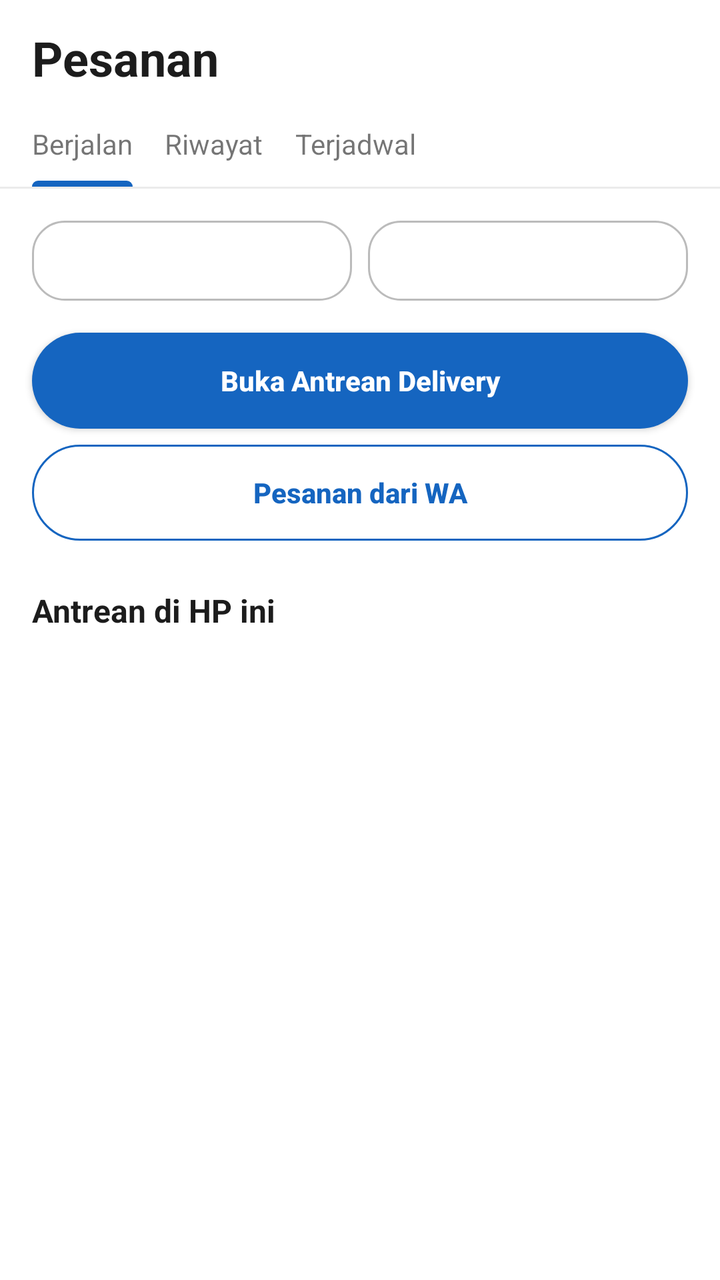
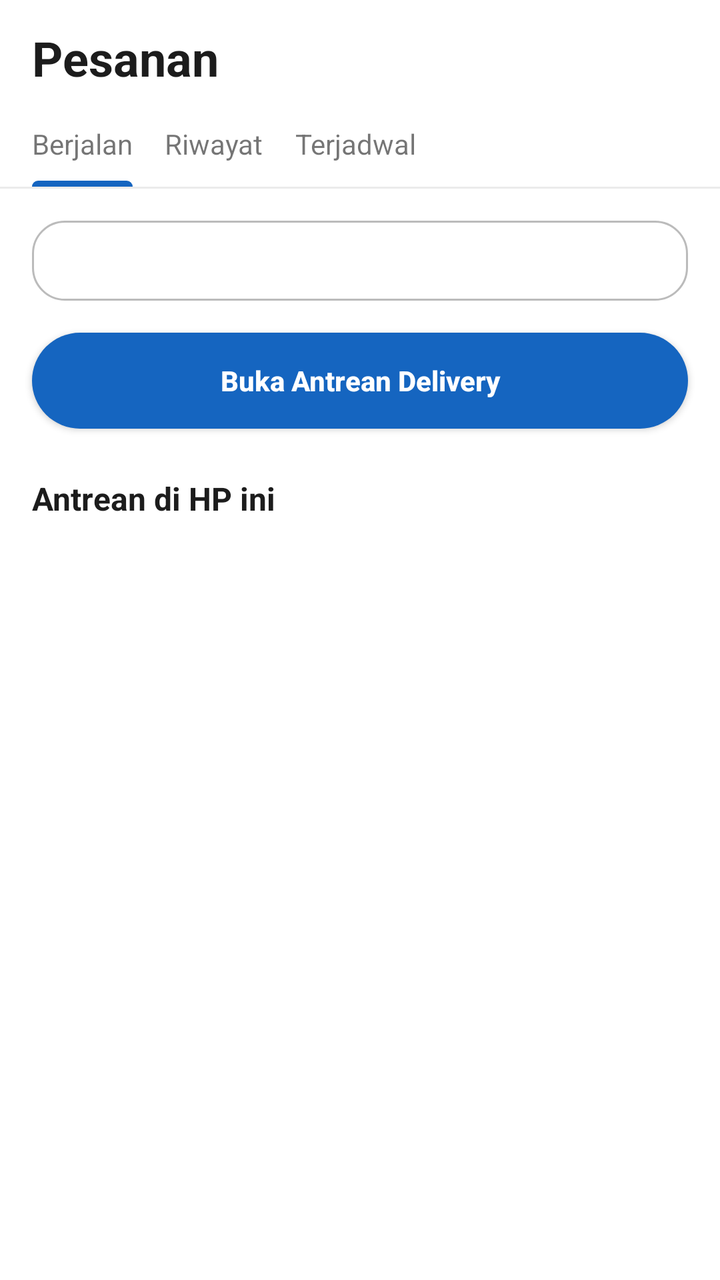

Screens rendered from an Android XML layout before and after an edit, with the pre-edit source and the edit as a unified diff.
<!-- AndroidManifest.xml: application theme Theme.DAMIUPOS -->
<!-- res/layout/gj_tab_pesanan.xml -->
<?xml version="1.0" encoding="utf-8"?>
<LinearLayout xmlns:android="http://schemas.android.com/apk/res/android"
    android:layout_width="match_parent"
    android:layout_height="match_parent"
    android:background="@color/gj_surface"
    android:orientation="vertical">

    <TextView
        style="@style/GjHome.PageTitle"
        android:layout_width="wrap_content"
        android:layout_height="wrap_content"
        android:paddingStart="16dp"
        android:paddingTop="16dp"
        android:paddingEnd="16dp"
        android:paddingBottom="8dp"
        android:text="Pesanan" />

    <LinearLayout
        android:layout_width="match_parent"
        android:layout_height="wrap_content"
        android:orientation="horizontal"
        android:paddingStart="8dp"
        android:paddingEnd="8dp">

        <LinearLayout
            android:id="@+id/gjhPTab0"
            android:layout_width="wrap_content"
            android:layout_height="wrap_content"
            android:background="?attr/selectableItemBackground"
            android:clickable="true"
            android:focusable="true"
            android:orientation="vertical"
            android:paddingStart="8dp"
            android:paddingEnd="8dp">

            <TextView
                android:id="@+id/gjhPTab0Label"
                android:layout_width="wrap_content"
                android:layout_height="wrap_content"
                android:paddingTop="10dp"
                android:paddingBottom="9dp"
                android:text="Berjalan"
                android:textSize="14sp" />

            <View
                android:id="@+id/gjhPTab0Line"
                android:layout_width="match_parent"
                android:layout_height="3dp"
                android:background="@drawable/gjh_bg_tab_underline" />
        </LinearLayout>

        <LinearLayout
            android:id="@+id/gjhPTab1"
            android:layout_width="wrap_content"
            android:layout_height="wrap_content"
            android:background="?attr/selectableItemBackground"
            android:clickable="true"
            android:focusable="true"
            android:orientation="vertical"
            android:paddingStart="8dp"
            android:paddingEnd="8dp">

            <TextView
                android:id="@+id/gjhPTab1Label"
                android:layout_width="wrap_content"
                android:layout_height="wrap_content"
                android:paddingTop="10dp"
                android:paddingBottom="9dp"
                android:text="Riwayat"
                android:textSize="14sp" />

            <View
                android:id="@+id/gjhPTab1Line"
                android:layout_width="match_parent"
                android:layout_height="3dp"
                android:background="@drawable/gjh_bg_tab_underline"
                android:visibility="invisible" />
        </LinearLayout>

        <LinearLayout
            android:id="@+id/gjhPTab2"
            android:layout_width="wrap_content"
            android:layout_height="wrap_content"
            android:background="?attr/selectableItemBackground"
            android:clickable="true"
            android:focusable="true"
            android:orientation="vertical"
            android:paddingStart="8dp"
            android:paddingEnd="8dp">

            <TextView
                android:id="@+id/gjhPTab2Label"
                android:layout_width="wrap_content"
                android:layout_height="wrap_content"
                android:paddingTop="10dp"
                android:paddingBottom="9dp"
                android:text="Terjadwal"
                android:textSize="14sp" />

            <View
                android:id="@+id/gjhPTab2Line"
                android:layout_width="match_parent"
                android:layout_height="3dp"
                android:background="@drawable/gjh_bg_tab_underline"
                android:visibility="invisible" />
        </LinearLayout>
    </LinearLayout>

    <View
        android:layout_width="match_parent"
        android:layout_height="1dp"
        android:background="@color/gj_divider" />

    <FrameLayout
        android:layout_width="match_parent"
        android:layout_height="0dp"
        android:layout_weight="1">

        
        <androidx.core.widget.NestedScrollView
            android:id="@+id/gjhPPage0"
            android:layout_width="match_parent"
            android:layout_height="match_parent">

            <LinearLayout
                android:layout_width="match_parent"
                android:layout_height="wrap_content"
                android:orientation="vertical"
                android:paddingTop="16dp"
                android:paddingBottom="24dp">

                <LinearLayout
                    android:layout_width="match_parent"
                    android:layout_height="wrap_content"
                    android:orientation="horizontal"
                    android:paddingStart="16dp"
                    android:paddingEnd="16dp">

                    <TextView
                        android:id="@+id/gjhChipQueue"
                        android:layout_width="0dp"
                        android:layout_height="40dp"
                        android:layout_weight="1"
                        android:ellipsize="end"
                        android:background="@drawable/gjh_bg_chip"
                        android:gravity="center"
                        android:maxLines="1"
                        android:paddingStart="12dp"
                        android:paddingEnd="12dp"
                        android:textColor="@color/gj_text_primary"
                        android:textSize="13sp" />

                    <TextView
                        android:id="@+id/gjhChipWa"
                        android:layout_width="0dp"
                        android:layout_height="40dp"
                        android:layout_weight="1"
                        android:ellipsize="end"
                        android:layout_marginStart="8dp"
                        android:background="@drawable/gjh_bg_chip"
                        android:gravity="center"
                        android:maxLines="1"
                        android:paddingStart="12dp"
                        android:paddingEnd="12dp"
                        android:textColor="@color/gj_text_primary"
                        android:textSize="13sp" />
                </LinearLayout>

                <com.google.android.material.button.MaterialButton
                    android:id="@+id/gjhBtnQueue"
                    style="@style/Widget.Gj.Button"
                    android:layout_width="match_parent"
                    android:layout_height="48dp"
                    android:layout_marginStart="16dp"
                    android:layout_marginTop="16dp"
                    android:layout_marginEnd="16dp"
                    android:text="Buka Antrean Delivery" />

                <FrameLayout
                    android:layout_width="match_parent"
                    android:layout_height="wrap_content"
                    android:layout_marginStart="16dp"
                    android:layout_marginTop="8dp"
                    android:layout_marginEnd="16dp">

                    <com.google.android.material.button.MaterialButton
                        android:id="@+id/gjhBtnInbox"
                        style="@style/Widget.Gj.Button.Outline"
                        android:layout_width="match_parent"
                        android:layout_height="48dp"
                        android:text="Pesanan dari WA" />

                    <TextView
                        android:id="@+id/gjhBtnInboxBadge"
                        style="@style/GjHome.Badge"
                        android:layout_height="18dp"
                        android:layout_gravity="end|center_vertical"
                        android:layout_marginEnd="16dp"
                        android:elevation="6dp"
                        android:minWidth="18dp"
                        android:textSize="11sp"
                        android:visibility="gone" />
                </FrameLayout>

                <TextView
                    android:layout_width="wrap_content"
                    android:layout_height="wrap_content"
                    android:layout_marginStart="16dp"
                    android:layout_marginTop="24dp"
                    android:layout_marginEnd="16dp"
                    android:text="Antrean di HP ini"
                    android:textColor="@color/gj_text_primary"
                    android:textSize="16sp"
                    android:textStyle="bold" />

                <LinearLayout
                    android:id="@+id/gjhQueueList"
                    android:layout_width="match_parent"
                    android:layout_height="wrap_content"
                    android:layout_marginTop="8dp"
                    android:orientation="vertical" />

                <TextView
                    android:id="@+id/gjhQueueEmpty"
                    android:layout_width="match_parent"
                    android:layout_height="wrap_content"
                    android:padding="16dp"
                    android:text="Antrean di HP ini kosong 🎉"
                    android:textColor="@color/gj_text_secondary"
                    android:textSize="14sp"
                    android:visibility="gone" />
            </LinearLayout>
        </androidx.core.widget.NestedScrollView>

        
        <androidx.core.widget.NestedScrollView
            android:id="@+id/gjhPPage1"
            android:layout_width="match_parent"
            android:layout_height="match_parent"
            android:visibility="gone">

            <LinearLayout
                android:layout_width="match_parent"
                android:layout_height="wrap_content"
                android:orientation="vertical"
                android:paddingTop="16dp"
                android:paddingBottom="24dp">

                <TextView
                    android:id="@+id/gjhTodayTitle"
                    android:layout_width="wrap_content"
                    android:layout_height="wrap_content"
                    android:layout_marginStart="16dp"
                    android:layout_marginEnd="16dp"
                    android:text="Transaksi hari ini"
                    android:textColor="@color/gj_text_primary"
                    android:textSize="16sp"
                    android:textStyle="bold" />

                <LinearLayout
                    android:id="@+id/gjhTodayList"
                    android:layout_width="match_parent"
                    android:layout_height="wrap_content"
                    android:layout_marginTop="8dp"
                    android:orientation="vertical" />

                <TextView
                    android:id="@+id/gjhTodayEmpty"
                    android:layout_width="match_parent"
                    android:layout_height="wrap_content"
                    android:padding="16dp"
                    android:text="Belum ada transaksi hari ini."
                    android:textColor="@color/gj_text_secondary"
                    android:textSize="14sp"
                    android:visibility="gone" />

                <com.google.android.material.button.MaterialButton
                    android:id="@+id/gjhBtnAllTrx"
                    style="@style/Widget.Gj.Button.Outline"
                    android:layout_width="match_parent"
                    android:layout_height="48dp"
                    android:layout_marginStart="16dp"
                    android:layout_marginTop="12dp"
                    android:layout_marginEnd="16dp"
                    android:text="Lihat semua transaksi" />
            </LinearLayout>
        </androidx.core.widget.NestedScrollView>

        
        <androidx.core.widget.NestedScrollView
            android:id="@+id/gjhPPage2"
            android:layout_width="match_parent"
            android:layout_height="match_parent"
            android:visibility="gone">

            <LinearLayout
                android:layout_width="match_parent"
                android:layout_height="wrap_content"
                android:orientation="vertical"
                android:padding="16dp">

                <com.google.android.material.card.MaterialCardView
                    style="@style/Widget.Gj.Card"
                    android:layout_width="match_parent"
                    android:layout_height="wrap_content">

                    <LinearLayout
                        android:layout_width="match_parent"
                        android:layout_height="wrap_content"
                        android:orientation="vertical"
                        android:padding="16dp">

                        <TextView
                            android:layout_width="wrap_content"
                            android:layout_height="wrap_content"
                            android:text="🗓️ Pesanan terjadwal"
                            android:textColor="@color/gj_text_primary"
                            android:textSize="16sp"
                            android:textStyle="bold" />

                        <TextView
                            android:id="@+id/gjhSchedInfo"
                            android:layout_width="wrap_content"
                            android:layout_height="wrap_content"
                            android:layout_marginTop="6dp"
                            android:lineSpacingExtra="2dp"
                            android:textColor="@color/gj_text_secondary"
                            android:textSize="14sp" />
                    </LinearLayout>
                </com.google.android.material.card.MaterialCardView>

                <com.google.android.material.button.MaterialButton
                    android:id="@+id/gjhBtnSched"
                    style="@style/Widget.Gj.Button"
                    android:layout_width="match_parent"
                    android:layout_height="48dp"
                    android:layout_marginTop="16dp"
                    android:text="Buka Pesanan Terjadwal" />
            </LinearLayout>
        </androidx.core.widget.NestedScrollView>
    </FrameLayout>
</LinearLayout>
<!-- resources referenced by this layout -->
<resources>
  <color name="gj_divider">#EBEBEB</color>
  <color name="gj_surface">#FFFFFF</color>
  <color name="gj_text_primary">#1C1C1C</color>
  <color name="gj_text_secondary">#4A4A4A</color>
  <!-- drawable gjh_bg_chip (drawable) -->
  <?xml version="1.0" encoding="utf-8"?>
  <shape xmlns:android="http://schemas.android.com/apk/res/android" android:shape="rectangle">
      <solid android:color="@color/gj_surface" />
      <stroke android:width="1dp" android:color="@color/gj_border_strong" />
      <corners android:radius="16dp" />
  </shape>
  <style name="GjHome.Badge" parent="">
          <item name="android:layout_width">wrap_content</item>
          <item name="android:layout_height">16dp</item>
          <item name="android:minWidth">16dp</item>
          <item name="android:paddingStart">4dp</item>
          <item name="android:paddingEnd">4dp</item>
          <item name="android:gravity">center</item>
          <item name="android:background">@drawable/gjh_bg_badge</item>
          <item name="android:textColor">@color/white</item>
          <item name="android:textSize">10sp</item>
          <item name="android:textStyle">bold</item>
          <item name="android:includeFontPadding">false</item>
          <item name="android:maxLines">1</item>
      </style>
  <style name="GjHome.PageTitle" parent="GjHome.SectionTitle">
          <item name="android:textSize">24sp</item>
      </style>
  <style name="Widget.Gj.Card" parent="Widget.MaterialComponents.CardView">
          <item name="cardCornerRadius">12dp</item>
          <item name="cardElevation">0dp</item>
          <item name="strokeColor">@color/gj_divider</item>
          <item name="strokeWidth">1dp</item>
          <item name="cardBackgroundColor">@color/gj_surface</item>
      </style>
  <color name="gj_border_strong">#BBBBBB</color>
  <color name="gj_primary">#1565C0</color>
  <!-- drawable gjh_bg_badge (drawable) -->
  <?xml version="1.0" encoding="utf-8"?>
  <shape xmlns:android="http://schemas.android.com/apk/res/android" android:shape="rectangle">
      <solid android:color="@color/gj_badge_red" />
      <corners android:radius="8dp" />
  </shape>
  <color name="white">#FFFFFF</color>
  <style name="GjHome.SectionTitle" parent="">
          <item name="android:textSize">18sp</item>
          <item name="android:textStyle">bold</item>
          <item name="android:textColor">@color/gj_text_primary</item>
          <item name="android:letterSpacing">0</item>
          <item name="android:includeFontPadding">false</item>
      </style>
  <color name="primary">#1565C0</color>
  <color name="primary_dark">#0D47A1</color>
  <color name="accent">#FF6F00</color>
  <style name="DAMIUToolbar" parent="Widget.MaterialComponents.Toolbar">
          <item name="titleTextColor">@color/white</item>
          <item name="subtitleTextColor">@color/white</item>
          <item name="android:background">@color/primary</item>
          
          <item name="android:theme">@style/DAMIUToolbarOverlay</item>
      </style>
  <style name="DAMIUOverflowButton" parent="Widget.AppCompat.ActionButton.Overflow">
          <item name="android:tint">@color/white</item>
          <item name="tint">@color/white</item>
      </style>
  <style name="DAMIUEditText" parent="Widget.AppCompat.EditText">
          <item name="android:background">@color/input_field_bg</item>
          <item name="android:textColor">@color/text_primary</item>
          <item name="android:textColorHint">@color/text_secondary</item>
          <item name="android:padding">12dp</item>
      </style>
  <color name="gj_badge_red">#EA001E</color>
  <style name="DAMIUToolbarOverlay" parent="ThemeOverlay.MaterialComponents.Dark.ActionBar">
          <item name="colorControlNormal">@color/white</item>
      </style>
  <color name="input_field_bg">#D6DCE3</color>
  <color name="text_secondary">#757575</color>
  <color name="text_primary">#212121</color>
  <!-- unchanged entries left out for length: 5 -->
</resources>

<!-- the commit's change to res/layout/gj_tab_pesanan.xml (unified diff, before → after) -->
@@ -149,21 +149,6 @@
                         android:paddingEnd="12dp"
                         android:textColor="@color/gj_text_primary"
                         android:textSize="13sp" />
-
-                    <TextView
-                        android:id="@+id/gjhChipWa"
-                        android:layout_width="0dp"
-                        android:layout_height="40dp"
-                        android:layout_weight="1"
-                        android:ellipsize="end"
-                        android:layout_marginStart="8dp"
-                        android:background="@drawable/gjh_bg_chip"
-                        android:gravity="center"
-                        android:maxLines="1"
-                        android:paddingStart="12dp"
-                        android:paddingEnd="12dp"
-                        android:textColor="@color/gj_text_primary"
-                        android:textSize="13sp" />
                 </LinearLayout>
 
                 <com.google.android.material.button.MaterialButton
@@ -175,32 +160,6 @@
                     android:layout_marginTop="16dp"
                     android:layout_marginEnd="16dp"
                     android:text="Buka Antrean Delivery" />
-
-                <FrameLayout
-                    android:layout_width="match_parent"
-                    android:layout_height="wrap_content"
-                    android:layout_marginStart="16dp"
-                    android:layout_marginTop="8dp"
-                    android:layout_marginEnd="16dp">
-
-                    <com.google.android.material.button.MaterialButton
-                        android:id="@+id/gjhBtnInbox"
-                        style="@style/Widget.Gj.Button.Outline"
-                        android:layout_width="match_parent"
-                        android:layout_height="48dp"
-                        android:text="Pesanan dari WA" />
-
-                    <TextView
-                        android:id="@+id/gjhBtnInboxBadge"
-                        style="@style/GjHome.Badge"
-                        android:layout_height="18dp"
-                        android:layout_gravity="end|center_vertical"
-                        android:layout_marginEnd="16dp"
-                        android:elevation="6dp"
-                        android:minWidth="18dp"
-                        android:textSize="11sp"
-                        android:visibility="gone" />
-                </FrameLayout>
 
                 <TextView
                     android:layout_width="wrap_content"
<!-- resource entries referenced after the edit -->
@@ -11,20 +11,6 @@
       <stroke android:width="1dp" android:color="@color/gj_border_strong" />
       <corners android:radius="16dp" />
   </shape>
-  <style name="GjHome.Badge" parent="">
-          <item name="android:layout_width">wrap_content</item>
-          <item name="android:layout_height">16dp</item>
-          <item name="android:minWidth">16dp</item>
-          <item name="android:paddingStart">4dp</item>
-          <item name="android:paddingEnd">4dp</item>
-          <item name="android:gravity">center</item>
-          <item name="android:background">@drawable/gjh_bg_badge</item>
-          <item name="android:textColor">@color/white</item>
-          <item name="android:textSize">10sp</item>
-          <item name="android:textStyle">bold</item>
-          <item name="android:includeFontPadding">false</item>
-          <item name="android:maxLines">1</item>
-      </style>
   <style name="GjHome.PageTitle" parent="GjHome.SectionTitle">
           <item name="android:textSize">24sp</item>
       </style>
@@ -37,12 +23,6 @@
       </style>
   <color name="gj_border_strong">#BBBBBB</color>
   <color name="gj_primary">#1565C0</color>
-  <!-- drawable gjh_bg_badge (drawable) -->
-  <?xml version="1.0" encoding="utf-8"?>
-  <shape xmlns:android="http://schemas.android.com/apk/res/android" android:shape="rectangle">
-      <solid android:color="@color/gj_badge_red" />
-      <corners android:radius="8dp" />
-  </shape>
   <color name="white">#FFFFFF</color>
   <style name="GjHome.SectionTitle" parent="">
           <item name="android:textSize">18sp</item>
@@ -71,7 +51,6 @@
           <item name="android:textColorHint">@color/text_secondary</item>
           <item name="android:padding">12dp</item>
       </style>
-  <color name="gj_badge_red">#EA001E</color>
   <style name="DAMIUToolbarOverlay" parent="ThemeOverlay.MaterialComponents.Dark.ActionBar">
           <item name="colorControlNormal">@color/white</item>
       </style>
